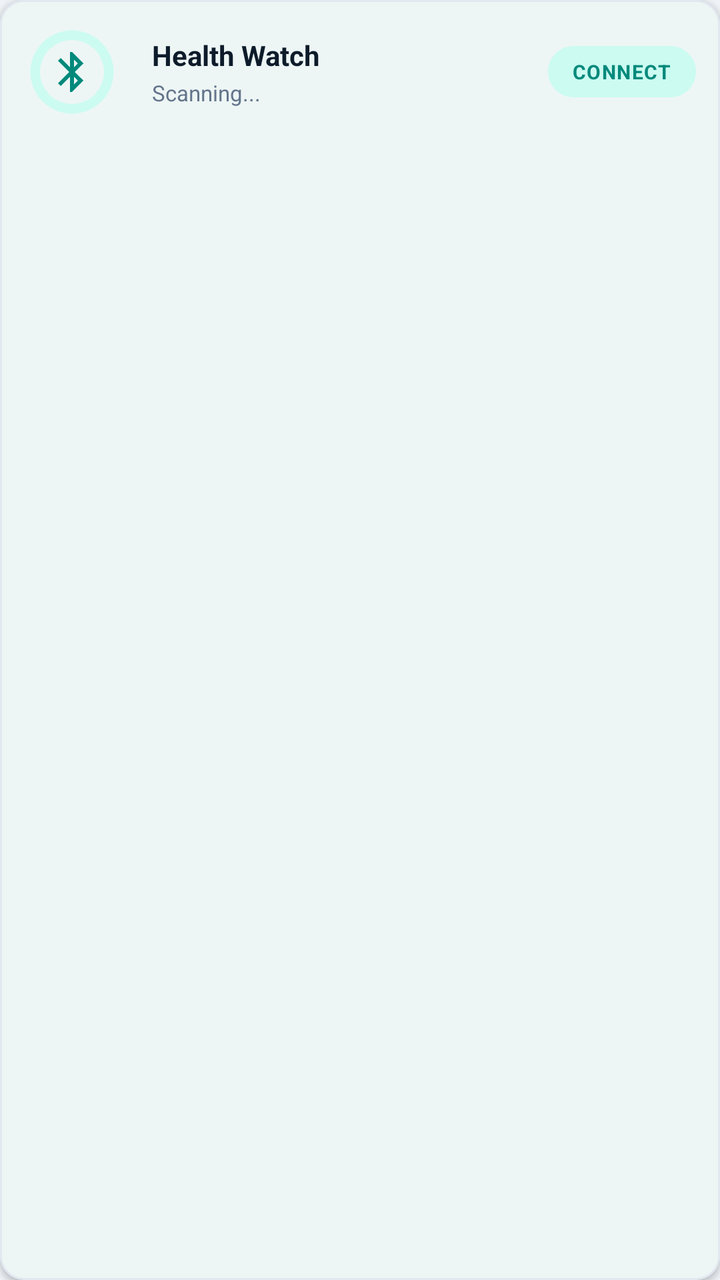
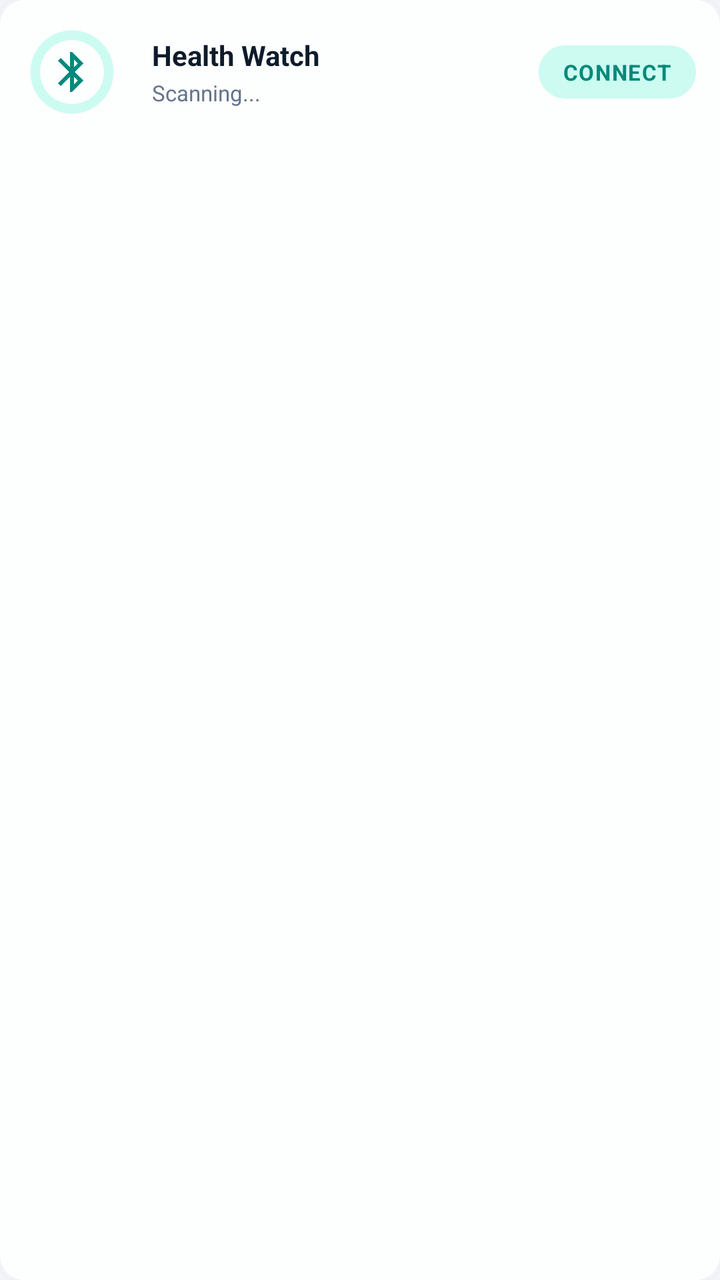

An Android layout rendered at two revisions. The XML below is the earlier revision; the diff shows what the commit changed to produce the second picture.
<!-- AndroidManifest.xml: application theme Theme.VitalFlow -->
<!-- res/layout/item_bt_device.xml -->
<?xml version="1.0" encoding="utf-8"?>
<com.google.android.material.card.MaterialCardView xmlns:android="http://schemas.android.com/apk/res/android"
    xmlns:app="http://schemas.android.com/apk/res-auto"
    android:layout_width="match_parent"
    android:layout_height="wrap_content"
    android:layout_marginBottom="8dp"
    android:layout_marginHorizontal="4dp"
    android:clickable="true"
    android:focusable="true"
    android:foreground="?attr/selectableItemBackground"
    app:cardBackgroundColor="@color/app_surface"
    app:cardCornerRadius="12dp"
    app:cardElevation="2dp"
    app:strokeColor="@color/divider_color"
    app:strokeWidth="1dp">

    <LinearLayout
        android:layout_width="match_parent"
        android:layout_height="wrap_content"
        android:gravity="center_vertical"
        android:orientation="horizontal"
        android:padding="12dp">

        <FrameLayout
            android:layout_width="48dp"
            android:layout_height="48dp"
            android:background="@drawable/circle_shape"
            android:backgroundTint="@color/chip_bg_selected">

            <ImageView
                android:layout_width="24dp"
                android:layout_height="24dp"
                android:layout_gravity="center"
                android:src="@drawable/ic_bluetooth"
                app:tint="@color/primary" />
        </FrameLayout>

        <LinearLayout
            android:layout_width="0dp"
            android:layout_height="wrap_content"
            android:layout_marginStart="16dp"
            android:layout_weight="1"
            android:orientation="vertical">

            <TextView
                android:id="@+id/tvDeviceName"
                android:layout_width="wrap_content"
                android:layout_height="wrap_content"
                android:text="Health Watch"
                android:textColor="@color/text_primary"
                android:textSize="14sp"
                android:textStyle="bold" />

            <TextView
                android:id="@+id/tvDeviceAddress"
                android:layout_width="wrap_content"
                android:layout_height="wrap_content"
                android:layout_marginTop="2dp"
                android:text="Scanning..."
                android:textColor="@color/text_secondary"
                android:textSize="11sp" />
        </LinearLayout>

        <TextView
            android:layout_width="wrap_content"
            android:layout_height="wrap_content"
            android:background="@drawable/bg_chip_choice"
            android:backgroundTint="@color/chip_bg_selected"
            android:paddingHorizontal="12dp"
            android:paddingVertical="6dp"
            android:text="Connect"
            android:textAllCaps="true"
            android:textColor="@color/primary"
            android:textSize="10sp"
            android:textStyle="bold"
            android:letterSpacing="0.05" />

    </LinearLayout>
</com.google.android.material.card.MaterialCardView>
<!-- resources referenced by this layout -->
<resources>
  <color name="app_surface">#FFFFFF</color>
  <color name="chip_bg_selected">#CCFBF1</color>
  <color name="divider_color">#E2E8F0</color>
  <color name="primary">#00897B</color>
  <color name="text_primary">#0D1B2A</color>
  <color name="text_secondary">#64748B</color>
  <!-- drawable bg_chip_choice (drawable) -->
  <?xml version="1.0" encoding="utf-8"?>
  <selector xmlns:android="http://schemas.android.com/apk/res/android">
      <item android:state_checked="true">
          <shape android:shape="rectangle">
              <solid android:color="@color/primary"/> <corners android:radius="16dp"/>
          </shape>
      </item>
  
      <item android:state_pressed="true">
          <shape android:shape="rectangle">
              <solid android:color="@color/text_on_primary_soft"/> <corners android:radius="16dp"/>
          </shape>
      </item>
  
      <item>
          <shape android:shape="rectangle">
              <solid android:color="@color/surface_variant"/> <stroke android:width="1dp" android:color="@color/divider_color"/>
              <corners android:radius="16dp"/>
          </shape>
      </item>
  </selector>
  <!-- drawable circle_shape (drawable) -->
  <?xml version="1.0" encoding="utf-8"?>
  <shape xmlns:android="http://schemas.android.com/apk/res/android"
      android:innerRadiusRatio="3"
      android:shape="ring"
      android:thicknessRatio="10.0"
      android:useLevel="false">
      <solid android:color="@color/surface_variant" />
  </shape>
  <!-- drawable ic_bluetooth (drawable) -->
  <vector xmlns:android="http://schemas.android.com/apk/res/android"
      android:width="24dp"
      android:height="24dp"
      android:viewportWidth="24"
      android:viewportHeight="24">
      <path
          android:fillColor="#000000"
          android:pathData="M17.71,7.71L12,2h-1v7.59L6.41,5L5,6.41L10.59,12L5,17.59L6.41,19L11,14.41V22h1l5.71-5.71L13.41,12L17.71,7.71zM13,5.83l1.88,1.88L13,9.59V5.83zM14.88,16.29L13,18.17v-3.76L14.88,16.29z" />
  </vector>
  <style name="Theme.VitalFlow" parent="Base.Theme.VitalFlow" />
  <color name="text_on_primary_soft">#E0F2F1</color>
  <color name="surface_variant">#F8FAFC</color>
  <style name="Base.Theme.VitalFlow" parent="Theme.Material3.Light.NoActionBar">
          <item name="colorPrimary">@color/primary</item>
          <item name="colorPrimaryVariant">@color/primary_dark</item>
          <item name="colorOnPrimary">@color/white</item>
          <item name="colorSecondary">@color/secondary</item>
          <item name="colorSecondaryVariant">@color/secondary_dark</item>
          <item name="colorOnSecondary">@color/black</item>
  
          <item name="android:statusBarColor">@color/app_background</item>
          <item name="android:windowLightStatusBar">true</item>
          <item name="android:colorBackground">@color/app_background</item>
          <item name="colorSurface">@color/app_surface</item>
          <item name="android:textColorPrimary">@color/text_primary</item>
          <item name="android:textColorSecondary">@color/text_secondary</item>
      </style>
  <color name="primary_dark">#00695C</color>
  <color name="white">#FFFFFFFF</color>
  <color name="secondary">#FF7043</color>
  <color name="secondary_dark">#E64A19</color>
  <color name="black">#FF000000</color>
  <color name="app_background">#F0F4F8</color>
</resources>

<!-- the commit's change to res/layout/item_bt_device.xml (unified diff, before → after) -->
@@ -8,10 +8,10 @@
     android:clickable="true"
     android:focusable="true"
     android:foreground="?attr/selectableItemBackground"
-    app:cardBackgroundColor="@color/app_surface"
+    app:cardBackgroundColor="@color/glass_card_bg_elevated"
     app:cardCornerRadius="12dp"
-    app:cardElevation="2dp"
-    app:strokeColor="@color/divider_color"
+    app:cardElevation="0dp"
+    app:strokeColor="@color/glass_card_stroke"
     app:strokeWidth="1dp">
 
     <LinearLayout
@@ -71,7 +71,7 @@
             android:text="Connect"
             android:textAllCaps="true"
             android:textColor="@color/primary"
-            android:textSize="10sp"
+            android:textSize="11sp"
             android:textStyle="bold"
             android:letterSpacing="0.05" />
 
<!-- resource entries referenced after the edit -->
@@ -2,6 +2,8 @@
 <resources>
   <color name="app_surface">#FFFFFF</color>
   <color name="chip_bg_selected">#CCFBF1</color>
+  <color name="glass_card_bg_elevated">#E6FFFFFF</color>
+  <color name="glass_card_stroke">#40FFFFFF</color>
   <color name="divider_color">#E2E8F0</color>
   <color name="primary">#00897B</color>
   <color name="text_primary">#0D1B2A</color>
@@ -58,7 +60,8 @@
           <item name="colorSecondaryVariant">@color/secondary_dark</item>
           <item name="colorOnSecondary">@color/black</item>
   
-          <item name="android:statusBarColor">@color/app_background</item>
+          
+          <item name="android:statusBarColor">@color/page_gradient_start</item>
           <item name="android:windowLightStatusBar">true</item>
           <item name="android:colorBackground">@color/app_background</item>
           <item name="colorSurface">@color/app_surface</item>
@@ -70,6 +73,7 @@
   <color name="secondary">#FF7043</color>
   <color name="secondary_dark">#E64A19</color>
   <color name="black">#FF000000</color>
+  <color name="page_gradient_start">#E0F5F3</color>
   <color name="app_background">#F0F4F8</color>
 </resources>
 
